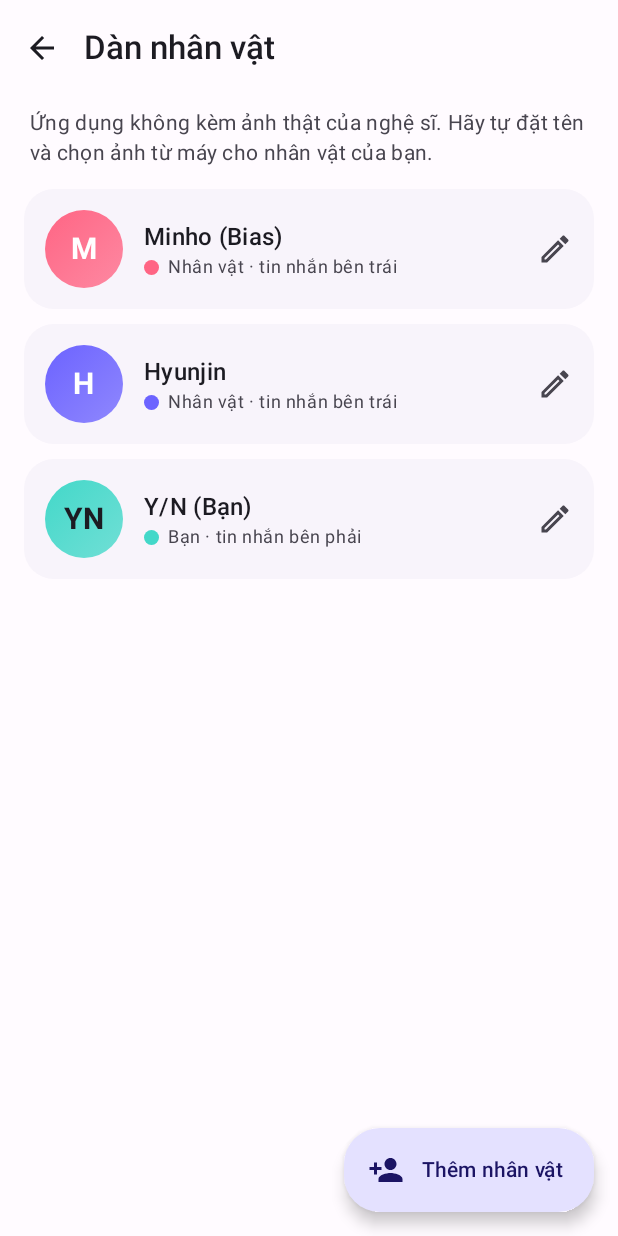
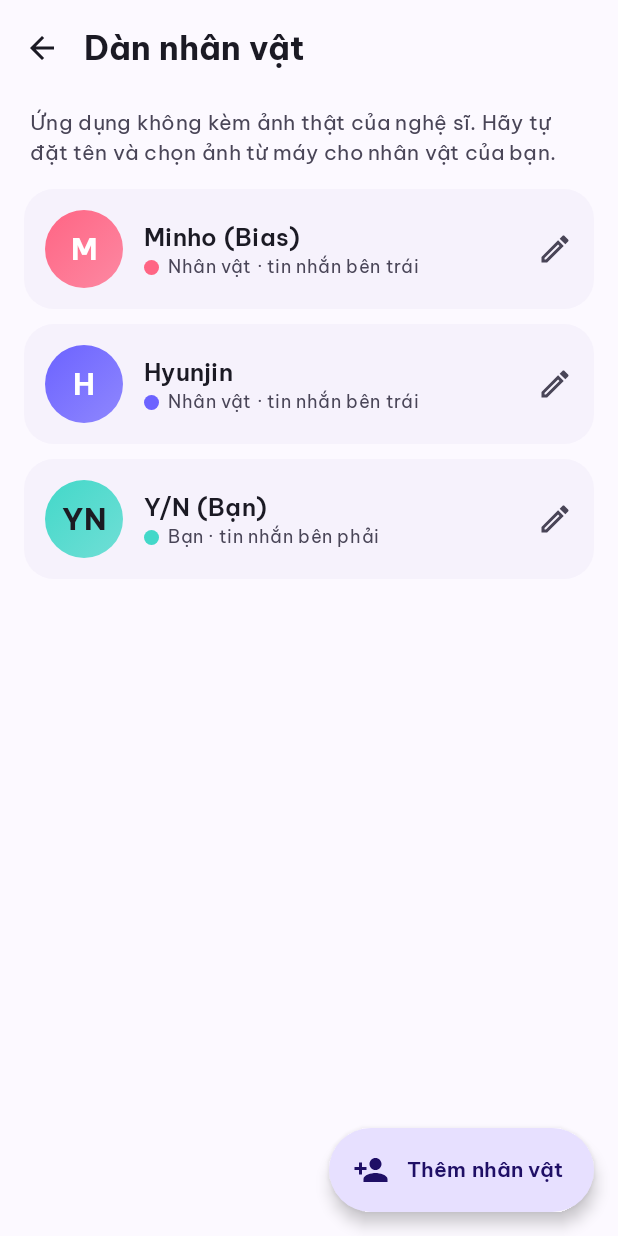
Before and after one commit to hdhvhit123/Idolchat, an Android app built with Jetpack Compose: the screen it shows after launch (MainActivity), after a tap on an icon or button, on a phone screen of 412 x 824 dp. Run offline under Robolectric (Android 15) with nearby library versions, the phone set to English and light mode, and no system bars; our stand-ins replace Room's generated code.

Commit message:
Design system: Be Vietnam Pro, Lightstick Pop palette, shared components
Typography uses Be Vietnam Pro (SIL OFL, licence in licenses/). New light and dark schemes, a spacing scale, a gradient button, section header, drawn empty-state art. Lysn outgoing text is now dark navy because white on the pastel blue was about 2:1; a unit test guards the contrast of text-carrying colour pairs.

Co-Authored-By: Claude Fable 5.2 <noreply@anthropic.com>
Claude-Session: https://claude.ai/code/session_01D3tXWSKTfizMEpGeF415sg

```diff
--- a/app/src/main/java/com/fandom/auchatstudio/ui/chat/ChatStyle.kt
+++ b/app/src/main/java/com/fandom/auchatstudio/ui/chat/ChatStyle.kt
@@ -47,7 +47,8 @@ data class ChatStyle(
             incomingBubble = 0xFFFFFFFF,
             incomingText = 0xFF1F2A44,
             outgoingGradient = listOf(0xFF7CB8EB, 0xFF9AC9F2),
-            outgoingText = 0xFFFFFFFF,
+            // Dark navy, not white: white on this pastel blue is only about 2:1.
+            outgoingText = 0xFF14294D,
             bubbleBorder = 0xFFFFFFFF,
             bubbleBorderWidthDp = 1.5f,
             cornerDp = 18f,
--- a/app/src/main/java/com/fandom/auchatstudio/ui/theme/Theme.kt
+++ b/app/src/main/java/com/fandom/auchatstudio/ui/theme/Theme.kt
@@ -1,95 +1,152 @@
 package com.fandom.auchatstudio.ui.theme
 
 import androidx.compose.foundation.isSystemInDarkTheme
+import androidx.compose.foundation.shape.RoundedCornerShape
 import androidx.compose.material3.MaterialTheme
 import androidx.compose.material3.Shapes
 import androidx.compose.material3.Typography
 import androidx.compose.material3.darkColorScheme
 import androidx.compose.material3.lightColorScheme
 import androidx.compose.runtime.Composable
+import androidx.compose.ui.graphics.Brush
 import androidx.compose.ui.graphics.Color
-import androidx.compose.foundation.shape.RoundedCornerShape
 import androidx.compose.ui.text.TextStyle
+import androidx.compose.ui.text.font.Font
+import androidx.compose.ui.text.font.FontFamily
 import androidx.compose.ui.text.font.FontWeight
 import androidx.compose.ui.unit.dp
+import androidx.compose.ui.unit.em
 import androidx.compose.ui.unit.sp
+import com.fandom.auchatstudio.R
 
-val BrandViolet = Color(0xFF6C63FF)
-val BrandPink = Color(0xFFFF6584)
-val BrandTeal = Color(0xFF43D8C9)
+/*
+ * "Lightstick Pop": the look of a concert light stick in a dark hall. A violet-to-pink glow is
+ * the one loud element (primary actions, the "continue" hero); everything else stays calm so the
+ * three chat skins remain the stars. Rounded geometric type, pill shapes, soft tinted surfaces.
+ */
+
+val BrandViolet = Color(0xFF6C4DFF)
+val BrandPink = Color(0xFFFF5C9A)
+val BrandMint = Color(0xFF2ED3B7)
+
+/** Gradient colours are dark enough at both ends for white text (checked in ThemeContrastTest). */
+val BrandGradientColors = listOf(Color(0xFF6C4DFF), Color(0xFFC2337F))
+val BrandGradient: Brush get() = Brush.linearGradient(BrandGradientColors)
 
 private val LightColors = lightColorScheme(
     primary = BrandViolet,
     onPrimary = Color.White,
-    primaryContainer = Color(0xFFE4E1FF),
-    onPrimaryContainer = Color(0xFF1B1464),
-    secondary = BrandPink,
+    primaryContainer = Color(0xFFE7E0FF),
+    onPrimaryContainer = Color(0xFF1F0F66),
+    secondary = Color(0xFFC2185B),
     onSecondary = Color.White,
-    secondaryContainer = Color(0xFFFFD9E0),
-    onSecondaryContainer = Color(0xFF3F0016),
-    tertiary = Color(0xFF00897B),
-    tertiaryContainer = Color(0xFFC8F5EF),
-    onTertiaryContainer = Color(0xFF00201C),
-    background = Color(0xFFFFFBFF),
-    onBackground = Color(0xFF1C1B22),
-    surface = Color(0xFFFFFBFF),
-    onSurface = Color(0xFF1C1B22),
-    surfaceVariant = Color(0xFFE6E0EC),
-    onSurfaceVariant = Color(0xFF48454F),
+    secondaryContainer = Color(0xFFFFD9E6),
+    onSecondaryContainer = Color(0xFF3E001D),
+    tertiary = Color(0xFF00796B),
+    onTertiary = Color.White,
+    tertiaryContainer = Color(0xFFC4F5EC),
+    onTertiaryContainer = Color(0xFF00201B),
+    background = Color(0xFFFCF9FF),
+    onBackground = Color(0xFF1B1A24),
+    surface = Color(0xFFFCF9FF),
+    onSurface = Color(0xFF1B1A24),
+    surfaceVariant = Color(0xFFE7E1F2),
+    onSurfaceVariant = Color(0xFF494557),
     surfaceContainerLowest = Color.White,
-    surfaceContainerLow = Color(0xFFF8F4FB),
-    surfaceContainer = Color(0xFFF2EEF6),
-    surfaceContainerHigh = Color(0xFFECE8F1),
-    surfaceContainerHighest = Color(0xFFE6E2EB),
-    outline = Color(0xFF79757F),
-    outlineVariant = Color(0xFFCAC4D0),
+    surfaceContainerLow = Color(0xFFF6F2FC),
+    surfaceContainer = Color(0xFFF0ECF8),
+    surfaceContainerHigh = Color(0xFFEAE6F3),
+    surfaceContainerHighest = Color(0xFFE4E0EE),
+    outline = Color(0xFF7A7589),
+    outlineVariant = Color(0xFFCBC5D8),
+    error = Color(0xFFBA1A1A),
 )
 
 private val DarkColors = darkColorScheme(
-    primary = Color(0xFFC5C0FF),
-    onPrimary = Color(0xFF2A2185),
-    primaryContainer = Color(0xFF4A42C9),
-    onPrimaryContainer = Color(0xFFE4E1FF),
-    secondary = Color(0xFFFFB1C1),
-    onSecondary = Color(0xFF65002A),
-    secondaryContainer = Color(0xFF8E1B42),
-    onSecondaryContainer = Color(0xFFFFD9E0),
-    tertiary = Color(0xFF7DDBCB),
-    tertiaryContainer = Color(0xFF005048),
-    onTertiaryContainer = Color(0xFFC8F5EF),
-    background = Color(0xFF14121A),
-    onBackground = Color(0xFFE6E1E9),
-    surface = Color(0xFF14121A),
-    onSurface = Color(0xFFE6E1E9),
-    surfaceVariant = Color(0xFF48454F),
-    onSurfaceVariant = Color(0xFFCAC4D0),
-    surfaceContainerLowest = Color(0xFF0F0D14),
-    surfaceContainerLow = Color(0xFF1C1A22),
-    surfaceContainer = Color(0xFF211F27),
-    surfaceContainerHigh = Color(0xFF2B2931),
-    surfaceContainerHighest = Color(0xFF36343C),
-    outline = Color(0xFF938F99),
-    outlineVariant = Color(0xFF48454F),
+    primary = Color(0xFFC9BFFF),
+    onPrimary = Color(0xFF2B1A8A),
+    primaryContainer = Color(0xFF4A35C7),
+    onPrimaryContainer = Color(0xFFE7E0FF),
+    secondary = Color(0xFFFFB0CC),
+    onSecondary = Color(0xFF5E0031),
+    secondaryContainer = Color(0xFF85134A),
+    onSecondaryContainer = Color(0xFFFFD9E6),
+    tertiary = Color(0xFF7FDCCB),
+    onTertiary = Color(0xFF003730),
+    tertiaryContainer = Color(0xFF005046),
+    onTertiaryContainer = Color(0xFFC4F5EC),
+    background = Color(0xFF121019),
+    onBackground = Color(0xFFE7E1EE),
+    surface = Color(0xFF121019),
+    onSurface = Color(0xFFE7E1EE),
+    surfaceVariant = Color(0xFF494557),
+    onSurfaceVariant = Color(0xFFCBC5D8),
+    surfaceContainerLowest = Color(0xFF0D0B13),
+    surfaceContainerLow = Color(0xFF1A1823),
+    surfaceContainer = Color(0xFF1F1D29),
+    surfaceContainerHigh = Color(0xFF2A2734),
+    surfaceContainerHighest = Color(0xFF35323F),
+    outline = Color(0xFF958FA3),
+    outlineVariant = Color(0xFF494557),
+)
+
+/** Be Vietnam Pro (SIL Open Font License): designed for Vietnamese, so stacked diacritics sit well. */
+val BeVietnamPro = FontFamily(
+    Font(R.font.be_vietnam_pro_regular, FontWeight.Normal),
+    Font(R.font.be_vietnam_pro_medium, FontWeight.Medium),
+    Font(R.font.be_vietnam_pro_semibold, FontWeight.SemiBold),
+    Font(R.font.be_vietnam_pro_bold, FontWeight.Bold),
+)
+
+private fun TextStyle.app(weight: FontWeight? = null, tighten: Boolean = false) = copy(
+    fontFamily = BeVietnamPro,
+    fontWeight = weight ?: fontWeight,
+    letterSpacing = if (tighten) (-0.01).em else letterSpacing,
 )
 
 private val AppTypography = Typography().run {
     copy(
-        headlineMedium = headlineMedium.copy(fontWeight = FontWeight.Bold),
-        titleLarge = titleLarge.copy(fontWeight = FontWeight.SemiBold),
-        titleMedium = titleMedium.copy(fontWeight = FontWeight.SemiBold),
-        labelLarge = labelLarge.copy(fontWeight = FontWeight.SemiBold),
+        displayLarge = displayLarge.app(FontWeight.Bold, tighten = true),
+        displayMedium = displayMedium.app(FontWeight.Bold, tighten = true),
+        displaySmall = displaySmall.app(FontWeight.Bold, tighten = true),
+        headlineLarge = headlineLarge.app(FontWeight.Bold, tighten = true),
+        headlineMedium = headlineMedium.app(FontWeight.Bold, tighten = true),
+        headlineSmall = headlineSmall.app(FontWeight.Bold, tighten = true),
+        titleLarge = titleLarge.app(FontWeight.Bold),
+        titleMedium = titleMedium.app(FontWeight.SemiBold),
+        titleSmall = titleSmall.app(FontWeight.SemiBold),
+        bodyLarge = bodyLarge.app(),
+        bodyMedium = bodyMedium.app(),
+        bodySmall = bodySmall.app(),
+        labelLarge = labelLarge.app(FontWeight.SemiBold),
+        labelMedium = labelMedium.app(FontWeight.Medium),
+        labelSmall = labelSmall.app(FontWeight.Medium),
     )
 }
 
 private val AppShapes = Shapes(
-    extraSmall = RoundedCornerShape(8.dp),
-    small = RoundedCornerShape(12.dp),
-    medium = RoundedCornerShape(16.dp),
-    large = RoundedCornerShape(24.dp),
+    extraSmall = RoundedCornerShape(10.dp),
+    small = RoundedCornerShape(14.dp),
+    medium = RoundedCornerShape(20.dp),
+    large = RoundedCornerShape(28.dp),
     extraLarge = RoundedCornerShape(32.dp),
 )
 
-val ChatTextStyle = TextStyle(fontSize = 15.sp, lineHeight = 21.sp)
+/** Spacing scale used across screens so gaps stay consistent. */
+object Space {
+    val xs = 4.dp
+    val sm = 8.dp
+    val md = 12.dp
+    val lg = 16.dp
+    val xl = 24.dp
+    val screen = 20.dp
+}
+
+/**
+ * Chat bubbles deliberately use the system font: they imitate other apps, and the long-image
+ * exporter draws with the same typeface, so what you see is what gets exported.
+ */
+val ChatTextStyle = TextStyle(fontFamily = FontFamily.Default, fontSize = 15.sp, lineHeight = 21.sp)
 
 @Composable
 fun AUChatStudioTheme(
```
Also changed, not shown: app/src/main/java/com/fandom/auchatstudio/ui/components/Brand.kt (added, +152 -0 lines), app/src/main/res/font/be_vietnam_pro_bold.ttf (added), app/src/main/res/font/be_vietnam_pro_medium.ttf (added), app/src/main/res/font/be_vietnam_pro_regular.ttf (added), app/src/main/res/font/be_vietnam_pro_semibold.ttf (added), 2 other files.
